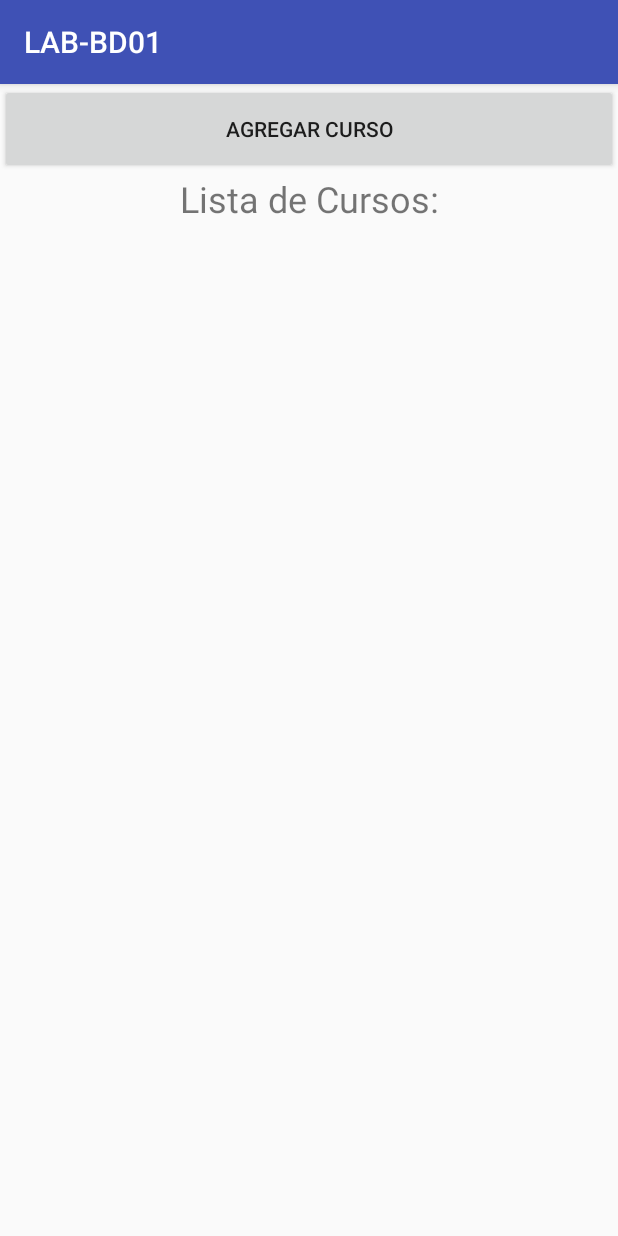
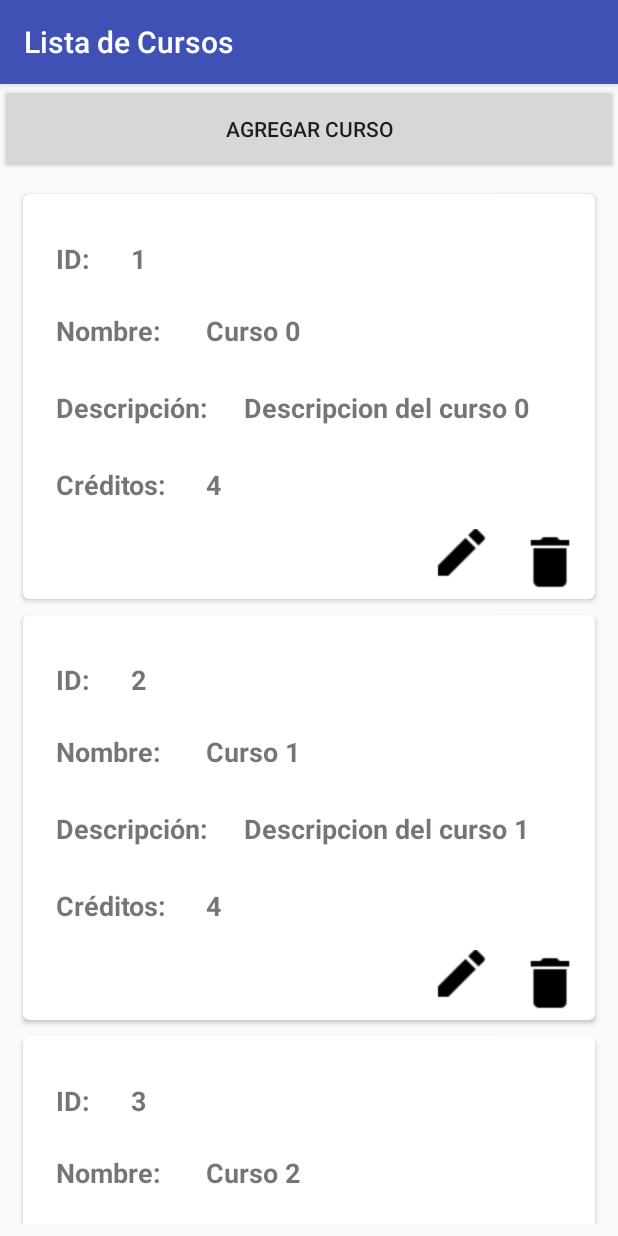
Before and after one commit to PrograMovil/Lab-BaseDatos, an Android app: the screen it shows after launch (MainActivity), on a phone screen of 412 x 824 dp. Run offline under Robolectric (Android 15) with nearby library versions, the phone set to English and light mode, and no system bars.

Commit message:
lista de cursos lista

```diff
--- a/app/src/main/java/com/lab_bd01/Curso.java
+++ b/app/src/main/java/com/lab_bd01/Curso.java
@@ -9,6 +9,13 @@ public class Curso {
     String nombre;
     String descripcion;
     int creditos;
+
+    public Curso() {
+        this.id = 0;
+        this.nombre = "";
+        this.descripcion = "";
+        this.creditos = 0;
+    }
 
     public int getId() {
         return id;
--- /dev/null
+++ b/app/src/main/java/com/lab_bd01/CursosFragment.java
@@ -0,0 +1,136 @@
+package com.lab_bd01;
+
+import android.os.Bundle;
+import android.support.annotation.Nullable;
+import android.support.v4.app.Fragment;
+import android.support.v7.widget.LinearLayoutManager;
+import android.support.v7.widget.RecyclerView;
+import android.view.LayoutInflater;
+import android.view.View;
+import android.view.ViewGroup;
+import android.widget.ImageView;
+import android.widget.TextView;
+import android.widget.Toast;
+
+import java.util.ArrayList;
+
+/**
+ * Created by SheshoVega on 28/05/2017.
+ */
+
+public class CursosFragment extends Fragment {
+
+    ArrayList<Curso> cursosList = new ArrayList<Curso>();
+    RecyclerView cursosRecycler;
+
+    @Override
+    public void onCreate(@Nullable Bundle savedInstanceState) {
+        super.onCreate(savedInstanceState);
+        initializeList();
+        getActivity().setTitle("Lista de Cursos");
+    }
+
+    public void initializeList() {
+        cursosList.clear();
+        for(int i =0;i<7;i++){
+            Curso curso = new Curso();
+            curso.setId(i+1);
+            curso.setNombre("Curso "+i);
+            curso.setDescripcion("Descripcion del curso "+i);
+            curso.setCreditos(4);
+            cursosList.add(curso);
+        }
+    }
+
+    @Override
+    public View onCreateView(LayoutInflater inflater, ViewGroup container,
+                             Bundle savedInstanceState) {
+
+        View view = inflater.inflate(R.layout.fragment_curso_card, container, false);
+        cursosRecycler = (RecyclerView) view.findViewById(R.id.cursoCardsView);
+        cursosRecycler.setHasFixedSize(true);
+        LinearLayoutManager MyLayoutManager = new LinearLayoutManager(getActivity());
+        MyLayoutManager.setOrientation(LinearLayoutManager.VERTICAL);
+        if (cursosList.size() > 0 & cursosRecycler != null) {
+            cursosRecycler.setAdapter(new ListaDeCursosAdapter(cursosList));
+        }
+        cursosRecycler.setLayoutManager(MyLayoutManager);
+
+        return view;
+    }
+
+    @Override
+    public void onActivityCreated(Bundle savedInstanceState) {
+        super.onActivityCreated(savedInstanceState);
+
+    }
+
+    public class ListaDeCursosAdapter extends RecyclerView.Adapter<CursoHolder> {
+        private ArrayList<Curso> list;
+
+        public ListaDeCursosAdapter(ArrayList<Curso> Data) {
+            list = Data;
+        }
+
+        @Override
+        public CursoHolder onCreateViewHolder(ViewGroup parent,int viewType) {
+            // create a new view
+            View view = LayoutInflater.from(parent.getContext())
+                    .inflate(R.layout.curso_items, parent, false);
+            CursoHolder cursoholder = new CursoHolder(view);
+            return cursoholder;
+        }
+
+        @Override
+        public void onBindViewHolder(final CursoHolder holder, int position) {
+            System.out.println("ID DEL CURSO ES:" + list.get(position).getId());
+            System.out.println("INPUT ID TEXT: " + holder.idText.getText());
+            holder.idText.setText(String.valueOf(list.get(position).getId()));
+            holder.nombreText.setText(list.get(position).getNombre());
+            holder.descripcionText.setText(list.get(position).getDescripcion());
+            holder.creditosText.setText(String.valueOf(list.get(position).getCreditos()));
+        }
+
+        @Override
+        public int getItemCount() {
+            return list.size();
+        }
+    }
+
+    public class CursoHolder extends RecyclerView.ViewHolder {
+
+        public TextView idText;
+        public TextView nombreText;
+        public TextView descripcionText;
+        public TextView creditosText;
+
+        public ImageView edit;
+        public ImageView delete;
+
+        public CursoHolder(View v) {
+            super(v);
+            idText = (TextView) v.findViewById(R.id.idCursoText);
+            nombreText = (TextView) v.findViewById(R.id.nombreCursoText);
+            descripcionText = (TextView) v.findViewById(R.id.descripcionCursoText);
+            creditosText = (TextView) v.findViewById(R.id.creditosCursoText);
+
+            edit = (ImageView) v.findViewById(R.id.editCurso);
+            delete = (ImageView) v.findViewById(R.id.deleteCurso);
+
+            edit.setOnClickListener(new View.OnClickListener() {
+                @Override
+                public void onClick(View v) {
+                    Toast.makeText(getActivity(), "Editando Curso...", Toast.LENGTH_SHORT).show();
+                }
+            });
+            delete.setOnClickListener(new View.OnClickListener() {
+                @Override
+                public void onClick(View v) {
+                    Toast.makeText(getActivity(), "Eliminando Curso...", Toast.LENGTH_SHORT).show();
+                }
+            });
+        }
+    }
+
+
+}
--- a/app/src/main/java/com/lab_bd01/Estudiante.java
+++ b/app/src/main/java/com/lab_bd01/Estudiante.java
@@ -10,6 +10,14 @@ public class Estudiante {
     String apellido1;
     String apellido2;
     int edad;
+
+    public Estudiante() {
+        this.id = 0;
+        this.nombre = "";
+        this.apellido1 = "";
+        this.apellido2 = "";
+        this.edad = 0;
+    }
 
     public int getId() {
         return id;
--- a/app/src/main/java/com/lab_bd01/MainActivity.java
+++ b/app/src/main/java/com/lab_bd01/MainActivity.java
@@ -1,14 +1,16 @@
 package com.lab_bd01;
 
-        import android.database.sqlite.SQLiteDatabase;
-        import android.database.sqlite.SQLiteException;
+//        import android.database.sqlite.SQLiteDatabase;
+//        import android.database.sqlite.SQLiteException;
+        import android.support.v4.app.Fragment;
+        import android.support.v4.app.FragmentManager;
         import android.support.v7.app.AppCompatActivity;
         import android.os.Bundle;
         import android.widget.Toast;
 
 public class MainActivity extends AppCompatActivity {
 
-    SQLiteDatabase db;
+//    SQLiteDatabase db;
 
 
     @Override
@@ -17,29 +19,39 @@ public class MainActivity extends AppCompatActivity {
         setContentView(R.layout.activity_main);
 
 
-        try{
-            db=SQLiteDatabase.openDatabase("/data/data/cis493.sqldatabases/movilesDB",null,SQLiteDatabase.CREATE_IF_NECESSARY);
-            db.execSQL("create table Estudiante ("
-                    + " id integer PRIMARY KEY autoincrement, "
-                    + " nombre  text, "
-                    + " apellido1 text, "
-                    + " apellido2  text, "
-                    + " edad  integer);  "    );
+//        try{
+//            db=SQLiteDatabase.openDatabase("/data/data/cis493.sqldatabases/movilesDB",null,SQLiteDatabase.CREATE_IF_NECESSARY);
+//            db.execSQL("create table Estudiante ("
+//                    + " id integer PRIMARY KEY autoincrement, "
+//                    + " nombre  text, "
+//                    + " apellido1 text, "
+//                    + " apellido2  text, "
+//                    + " edad  integer);  "    );
+//
+//            db.execSQL("create table Cursos ("
+//                    + " id integer PRIMARY KEY autoincrement, "
+//                    + " nombre text, "
+//                    + " descripcion text, "
+//                    + " creditos integer, "
+//                    + " estudiante_id integer,"
+//                    + " FOREIGN KEY (estudiante_id) REFERENCES Estudiante(id)"
+//                    + "); ");
+//            db.close();
+//
+//        }catch (SQLiteException e){
+//            Toast.makeText(this, e.getMessage(), Toast.LENGTH_LONG).show();
+//        }
 
-            db.execSQL("create table Cursos ("
-                    + " id integer PRIMARY KEY autoincrement, "
-                    + " nombre text, "
-                    + " descripcion text, "
-                    + " creditos integer, "
-                    + " estudiante_id integer,"
-                    + " FOREIGN KEY (estudiante_id) REFERENCES Estudiante(id)"
-                    + "); ");
-            db.close();
+        //Cargar fragment de la lista de cursos
+        FragmentManager fm = getSupportFragmentManager();
+        Fragment fragment = fm.findFragmentById(R.id.fragmentCursosContainer);
 
-        }catch (SQLiteException e){
-            Toast.makeText(this, e.getMessage(), Toast.LENGTH_LONG).show();
+        if (fragment == null) {
+            fragment = new CursosFragment();
+            fm.beginTransaction()
+                    .add(R.id.fragmentCursosContainer, fragment)
+                    .commit();
         }
-
 
     }
 }
--- a/app/src/main/res/layout/activity_main.xml
+++ b/app/src/main/res/layout/activity_main.xml
@@ -7,24 +7,16 @@
     android:orientation="vertical"
     tools:context="com.lab_bd01.MainActivity">
 
-    <!--<LinearLayout-->
-        <!--android:layout_width="match_parent"-->
-        <!--android:layout_height="60dp"-->
-        <!--android:orientation="horizontal">-->
-        <Button
-            android:id="@+id/addCursoBtn"
-            android:layout_width="match_parent"
-            android:layout_height="60dp"
-            android:text="Agregar Curso" />
-    <!--</LinearLayout>-->
+    <Button
+        android:id="@+id/addCursoBtn"
+        android:layout_width="match_parent"
+        android:layout_height="60dp"
+        android:text="Agregar Curso" />
 
-    <TextView
-        android:id="@+id/textView"
+    <FrameLayout
+        android:id="@+id/fragmentCursosContainer"
         android:layout_width="match_parent"
-        android:layout_height="30dp"
-        android:text="Lista de Cursos:"
-        android:textAlignment="center"
-        android:textSize="24sp" />
-
+        android:layout_height="match_parent">
+    </FrameLayout>
 
 </LinearLayout>
--- /dev/null
+++ b/app/src/main/res/layout/curso_items.xml
@@ -0,0 +1,145 @@
+<android.support.v7.widget.CardView xmlns:android="http://schemas.android.com/apk/res/android"
+    xmlns:card_view="http://schemas.android.com/apk/res-auto"
+    android:id="@+id/card_view"
+    android:layout_width="match_parent"
+    android:layout_height="wrap_content"
+    android:layout_margin="5dp"
+    card_view:cardCornerRadius="4dp">
+
+
+    <LinearLayout
+        android:layout_width="match_parent"
+        android:layout_height="@dimen/card_height"
+        android:orientation="vertical"
+        android:layout_marginLeft="20dp"
+        android:layout_marginTop="20dp"
+        android:weightSum="4">
+
+        <LinearLayout
+            android:layout_width="match_parent"
+            android:layout_height="0dip"
+            android:layout_weight="3.2"
+            android:orientation="vertical">
+
+            <LinearLayout
+                android:layout_width="match_parent"
+                android:layout_height="wrap_content"
+                android:layout_weight="0.64"
+                android:gravity="center|right"
+                android:orientation="horizontal">
+                <TextView
+                    android:id="@+id/idCursoLabel"
+                    android:layout_width="50dp"
+                    android:layout_height="wrap_content"
+                    android:padding="2dp"
+                    android:text="ID:"
+                    android:textSize="@dimen/text_size"
+                    android:textStyle="bold" />
+                <TextView
+                    android:id="@+id/idCursoText"
+                    android:layout_width="match_parent"
+                    android:layout_height="wrap_content"
+                    android:padding="2dp"
+                    android:text="id"
+                    android:textSize="@dimen/text_size"
+                    android:textStyle="bold" />
+            </LinearLayout>
+
+            <LinearLayout
+                android:layout_width="match_parent"
+                android:layout_height="wrap_content"
+                android:layout_weight="0.8"
+                android:gravity="center|right"
+                android:orientation="horizontal">
+                <TextView
+                    android:id="@+id/nombreCursoLabel"
+                    android:layout_width="100dp"
+                    android:layout_height="wrap_content"
+                    android:padding="2dp"
+                    android:text="Nombre:"
+                    android:textSize="@dimen/text_size"
+                    android:textStyle="bold" />
+                <TextView
+                    android:id="@+id/nombreCursoText"
+                    android:layout_width="match_parent"
+                    android:layout_height="wrap_content"
+                    android:padding="2dp"
+                    android:text="Nombre"
+                    android:textSize="@dimen/text_size"
+                    android:textStyle="bold" />
+            </LinearLayout>
+
+            <LinearLayout
+                android:layout_width="match_parent"
+                android:layout_height="wrap_content"
+                android:layout_weight="0.8"
+                android:gravity="center|right"
+                android:orientation="horizontal">
+                <TextView
+                    android:id="@+id/descripcionCursoLabel"
+                    android:layout_width="125dp"
+                    android:layout_height="wrap_content"
+                    android:padding="2dp"
+                    android:text="Descripción:"
+                    android:textSize="@dimen/text_size"
+                    android:textStyle="bold" />
+                <TextView
+                    android:id="@+id/descripcionCursoText"
+                    android:layout_width="match_parent"
+                    android:layout_height="wrap_content"
+                    android:padding="2dp"
+                    android:text="Descripcion"
+                    android:textSize="@dimen/text_size"
+                    android:textStyle="bold" />
+            </LinearLayout>
+
+            <LinearLayout
+                android:layout_width="match_parent"
+                android:layout_height="wrap_content"
+                android:layout_weight="0.8"
+                android:gravity="center|right"
+                android:orientation="horizontal">
+                <TextView
+                    android:id="@+id/creditosCursoLabel"
+                    android:layout_width="100dp"
+                    android:layout_height="wrap_content"
+                    android:padding="2dp"
+                    android:text="Créditos:"
+                    android:textSize="@dimen/text_size"
+                    android:textStyle="bold" />
+                <TextView
+                    android:id="@+id/creditosCursoText"
+                    android:layout_width="match_parent"
+                    android:layout_height="wrap_content"
+                    android:padding="2dp"
+                    android:text="Creditos"
+                    android:textSize="@dimen/text_size"
+                    android:textStyle="bold" />
+            </LinearLayout>
+
+        </LinearLayout>
+
+        <LinearLayout
+            android:layout_width="match_parent"
+            android:layout_height="0dip"
+            android:layout_weight="0.8"
+            android:gravity="center|right"
+            android:orientation="horizontal">
+
+            <ImageView
+                android:id="@+id/editCurso"
+                android:layout_width="@dimen/icon_width"
+                android:layout_height="@dimen/icon_height"
+                android:padding="@dimen/icon_padding"
+                android:src="@drawable/edit" />
+
+            <ImageView
+                android:id="@+id/deleteCurso"
+                android:layout_width="@dimen/icon_width"
+                android:layout_height="@dimen/icon_height"
+                android:padding="@dimen/icon_padding"
+                android:src="@drawable/delete" />
+        </LinearLayout>
+
+    </LinearLayout>
+</android.support.v7.widget.CardView>
--- /dev/null
+++ b/app/src/main/res/layout/fragment_curso_card.xml
@@ -0,0 +1,17 @@
+<?xml version="1.0" encoding="utf-8"?>
+<RelativeLayout xmlns:android="http://schemas.android.com/apk/res/android"
+    android:layout_width="match_parent"
+    android:layout_height="match_parent"
+    xmlns:tools="http://schemas.android.com/tools"
+    android:paddingBottom="@dimen/activity_vertical_margin"
+    android:paddingLeft="@dimen/activity_left_margin"
+    android:paddingRight="@dimen/activity_right_margin"
+    android:paddingTop="@dimen/activity_vertical_margin"
+    tools:context=".CursosFragment">
+
+    <android.support.v7.widget.RecyclerView
+        android:id="@+id/cursoCardsView"
+        android:layout_width="match_parent"
+        android:layout_height="match_parent" />
+
+</RelativeLayout>
--- /dev/null
+++ b/app/src/main/res/values/dimens.xml
@@ -0,0 +1,13 @@
+<resources>
+    <!-- Default screen margins, per the Android Design guidelines. -->
+    <dimen name="activity_horizontal_margin">16dp</dimen>
+    <dimen name="activity_vertical_margin">8dp</dimen>
+    <dimen name="activity_right_margin">10dp</dimen>
+    <dimen name="activity_left_margin">10dp</dimen>
+    <dimen name="icon_width">60dip</dimen>
+    <dimen name="icon_height">60dip</dimen>
+    <dimen name="icon_padding">8dp</dimen>
+    <dimen name="card_height">250dip</dimen>
+    <dimen name="text_size">18sp</dimen>
+
+</resources>
```
Also changed, not shown: app/src/main/res/drawable/delete.png (added), app/src/main/res/drawable/edit.png (added), app/src/main/res/drawable/remove.png (added).
